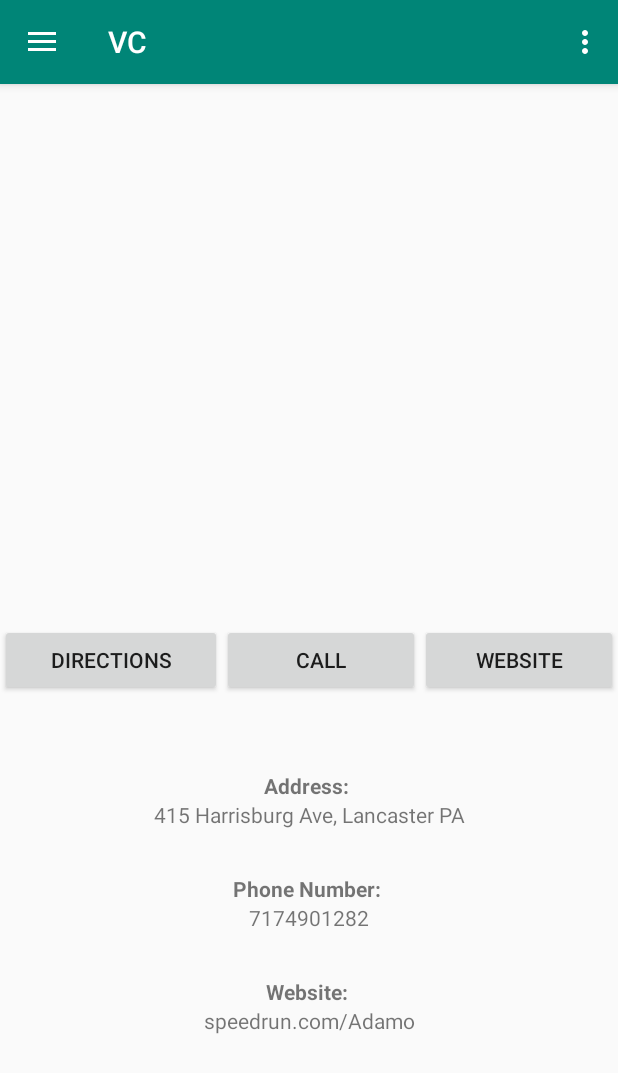
After one commit to LamSieuNguyen/Virtual-C, an Android app: the fragment guideActivity placed in its activity, on a phone screen of 412 x 824 dp. The commit adds this screen. Shown: the top 1073 px of the screen. Run offline under Robolectric (Android 15) with nearby library versions, the light colour scheme and no system bars.

Commit message:
Updated files for Lam

```diff
--- a/app/src/main/java/com/BluesToos/vc/RecyclerAdapter.java
+++ b/app/src/main/java/com/BluesToos/vc/RecyclerAdapter.java
@@ -1,6 +1,11 @@
 package com.BluesToos.vc;
 
+import android.app.Fragment;
+import android.content.Intent;
+import android.os.Bundle;
 import android.support.annotation.NonNull;
+import android.support.annotation.Nullable;
+import android.support.v7.app.AppCompatActivity;
 import android.support.v7.widget.RecyclerView;
 import android.util.Log;
 import android.view.LayoutInflater;
@@ -9,15 +14,20 @@ import android.view.ViewGroup;
 import android.widget.ImageView;
 import android.widget.LinearLayout;
 import android.widget.TextView;
+
 import android.widget.Toast;
+
 
 public class RecyclerAdapter extends RecyclerView.Adapter<RecyclerAdapter.ImageViewHolder> {
 
     private int[] images;
+    public View myView;
+    public int move =0;
 
     public RecyclerAdapter(int[] images) {
         this.images = images;
     }
+
 
     @Override
     public ImageViewHolder onCreateViewHolder(ViewGroup parent, int viewType) {
@@ -36,12 +46,17 @@ public class RecyclerAdapter extends RecyclerView.Adapter<RecyclerAdapter.ImageV
             public void onClick(View view){
                 Log.d("TAG?", "THIS WORKED YAYYYYYYYYYYYYYYYYYY");
                 //start new activity
+                //Intent mapIntent = new Intent(this, guideActivity.class);
+                Log.d("run", "crashed");
+                //myView = R.layout.guideactivity();
             }
 
         });
 
 
     }
+
+
 
     @Override
     public int getItemCount() {
@@ -61,4 +76,8 @@ public class RecyclerAdapter extends RecyclerView.Adapter<RecyclerAdapter.ImageV
 
         }
     }
+
+
+
+
 }
--- /dev/null
+++ b/app/src/main/java/com/BluesToos/vc/guideActivity.java
@@ -0,0 +1,78 @@
+package com.BluesToos.vc;
+
+import android.content.Intent;
+import android.net.Uri;
+import android.os.Bundle;
+import android.support.annotation.NonNull;
+import android.support.annotation.Nullable;
+import android.app.Fragment;
+import android.view.LayoutInflater;
+import android.view.View;
+import android.view.ViewGroup;
+import android.widget.Button;
+import android.widget.TextView;
+
+public class guideActivity extends Fragment {
+
+    public static View myView;
+
+    Button loc;
+    Button num;
+    Button web;
+
+    TextView address;
+    TextView phoneNumber;
+    TextView webUrl;
+
+    @Nullable
+    @Override
+    public View onCreateView(@NonNull LayoutInflater inflater, @Nullable ViewGroup container, @Nullable Bundle savedInstanceState) {
+        myView = inflater.inflate(R.layout.guideactivity, container, false);
+
+        loc = myView.findViewById(R.id.locButton);
+        num = myView.findViewById(R.id.phoneButton);
+        web = myView.findViewById(R.id.webButton);
+
+        address = myView.findViewById(R.id.LocationTV);
+        phoneNumber = myView.findViewById(R.id.NumberTV);
+        webUrl = myView.findViewById(R.id.UrlTV);
+
+        final String strLoc = address.getText().toString();
+        final String strNum = phoneNumber.getText().toString();
+        final String strURL = webUrl.getText().toString();
+
+        loc.setOnClickListener(new View.OnClickListener() {
+            public void onClick(View v) {
+                // Code here executes on main thread after user presses button
+                Uri gmmIntentUri = Uri.parse("geo:0,0?q=" + strLoc);
+                Intent mapIntent = new Intent(Intent.ACTION_VIEW, gmmIntentUri);
+                mapIntent.setPackage("com.google.android.apps.maps");
+                startActivity(mapIntent);
+            }
+        });
+
+
+        num.setOnClickListener(new View.OnClickListener() { //Edit manifest to allow phone calls
+            public void onClick(View v) {
+                // Code here executes on main thread after user presses button
+                Intent callIntent = new Intent(Intent.ACTION_DIAL, Uri.parse("tel:" + strNum)); // Initiates the Intent
+                startActivity(callIntent);
+            }
+
+        });
+
+        web.setOnClickListener(new View.OnClickListener() {
+            public void onClick(View v) {
+                // Code here executes on main thread after user presses button
+                Uri uri = Uri.parse("http://www." + strURL); // missing 'http://' will cause crashed
+                Intent intent = new Intent(Intent.ACTION_VIEW, uri);
+                startActivity(intent);
+            }
+        });
+
+        return myView;
+
+    }
+
+
+}
--- /dev/null
+++ b/app/src/main/res/layout/guideactivity.xml
@@ -0,0 +1,115 @@
+<?xml version="1.0" encoding="utf-8"?>
+<android.support.constraint.ConstraintLayout xmlns:android="http://schemas.android.com/apk/res/android"
+    xmlns:app="http://schemas.android.com/apk/res-auto"
+    xmlns:tools="http://schemas.android.com/tools"
+    android:layout_width="match_parent"
+    android:layout_height="match_parent">
+
+    <LinearLayout
+        android:id="@+id/LLID"
+        android:layout_height="wrap_content"
+        android:layout_width="match_parent"
+        app:layout_constraintTop_toTopOf="parent"
+        app:layout_constraintLeft_toLeftOf="parent"
+        app:layout_constraintRight_toRightOf="parent"
+        app:layout_constraintBottom_toBottomOf="parent"
+        android:layout_alignParentBottom="true">
+        <Button
+            android:id="@+id/locButton"
+            android:layout_width="wrap_content"
+            android:layout_height="wrap_content"
+            app:layout_constraintTop_toTopOf="parent"
+            app:layout_constraintLeft_toLeftOf="parent"
+            app:layout_constraintRight_toRightOf="parent"
+            android:text="Directions"
+            android:layout_weight="1"
+            />
+
+        <Button
+            android:id="@+id/phoneButton"
+            android:layout_width="wrap_content"
+            android:layout_height="wrap_content"
+            app:layout_constraintTop_toBottomOf="@id/locButton"
+            app:layout_constraintLeft_toLeftOf="parent"
+            app:layout_constraintRight_toRightOf="parent"
+            android:text="Call"
+            android:layout_weight="1"
+            />
+
+        <Button
+            android:id="@+id/webButton"
+            android:layout_width="wrap_content"
+            android:layout_height="wrap_content"
+            app:layout_constraintTop_toBottomOf="@id/phoneButton"
+            app:layout_constraintLeft_toLeftOf="parent"
+            app:layout_constraintRight_toRightOf="parent"
+            android:text="Website"
+            android:layout_weight="1"
+            />
+
+    </LinearLayout>
+
+
+    <TextView
+        android:id="@+id/AddressTV"
+        android:layout_width="wrap_content"
+        android:layout_height="wrap_content"
+        android:textStyle="bold"
+        android:paddingTop="50dp"
+        app:layout_constraintTop_toBottomOf="@id/LLID"
+        app:layout_constraintLeft_toLeftOf="parent"
+        app:layout_constraintRight_toRightOf="parent"
+        android:text="Address: "
+        />
+    <TextView
+        android:id="@+id/LocationTV"
+        android:layout_width="wrap_content"
+        android:layout_height="wrap_content"
+        app:layout_constraintTop_toBottomOf="@id/AddressTV"
+        app:layout_constraintLeft_toLeftOf="parent"
+        app:layout_constraintRight_toRightOf="parent"
+        android:text="415 Harrisburg Ave, Lancaster PA"
+        />
+    <TextView
+        android:id="@+id/PhoneTV"
+        android:layout_width="wrap_content"
+        android:layout_height="wrap_content"
+        android:textStyle="bold"
+        android:paddingTop="30dp"
+        app:layout_constraintTop_toBottomOf="@id/LocationTV"
+        app:layout_constraintLeft_toLeftOf="parent"
+        app:layout_constraintRight_toRightOf="parent"
+        android:text="Phone Number: "
+        />
+    <TextView
+        android:id="@+id/NumberTV"
+        android:layout_width="wrap_content"
+        android:layout_height="wrap_content"
+        app:layout_constraintTop_toBottomOf="@id/PhoneTV"
+        app:layout_constraintLeft_toLeftOf="parent"
+        app:layout_constraintRight_toRightOf="parent"
+        android:text="7174901282"
+        />
+    <TextView
+        android:id="@+id/WebTV"
+        android:layout_width="wrap_content"
+        android:layout_height="wrap_content"
+        android:textStyle="bold"
+        android:paddingTop="30dp"
+        app:layout_constraintTop_toBottomOf="@id/NumberTV"
+        app:layout_constraintLeft_toLeftOf="parent"
+        app:layout_constraintRight_toRightOf="parent"
+        android:text="Website: "
+        />
+    <TextView
+        android:id="@+id/UrlTV"
+        android:layout_width="wrap_content"
+        android:layout_height="wrap_content"
+        app:layout_constraintTop_toBottomOf="@id/WebTV"
+        app:layout_constraintLeft_toLeftOf="parent"
+        app:layout_constraintRight_toRightOf="parent"
+        android:text="speedrun.com/Adamo"
+        />
+
+
+</android.support.constraint.ConstraintLayout>
```
